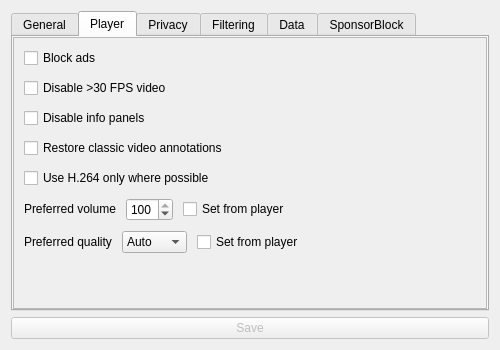
Above: builtin_plugins/youtube/settings/youtubesettingsform.ui from BowDown097/QtTube before the change. Below: the same form after it.
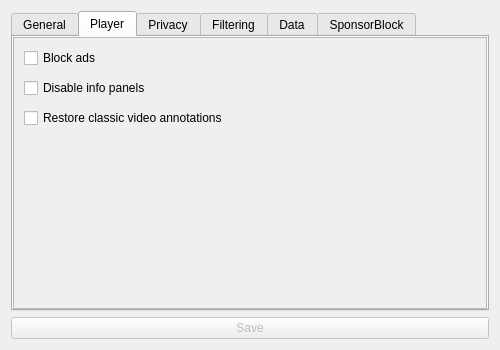
That is the form after the change. The open tabs and pages were chosen to show the change.

Commit message: Make some player settings global once again

Diff of the .ui file:
```diff
--- a/builtin_plugins/youtube/settings/youtubesettingsform.ui
+++ b/builtin_plugins/youtube/settings/youtubesettingsform.ui
@@ -136,7 +136,7 @@
             <x>0</x>
             <y>0</y>
             <width>476</width>
-            <height>252</height>
+            <height>109</height>
            </rect>
           </property>
           <property name="sizePolicy">
@@ -171,13 +171,6 @@
              </property>
             </widget>
            </item>
-           <item>
-            <widget class="QCheckBox" name="disable60Fps">
-             <property name="text">
-              <string>Disable &gt;30 FPS video</string>
-             </property>
-            </widget>
-           </item>
            <item>
             <widget class="QCheckBox" name="disablePlayerInfoPanels">
              <property name="text">
@@ -192,157 +185,6 @@
              </property>
             </widget>
            </item>
-           <item>
-            <widget class="QCheckBox" name="h264Only">
-             <property name="text">
-              <string>Use H.264 only where possible</string>
-             </property>
-            </widget>
-           </item>
-           <item>
-            <layout class="QHBoxLayout" name="horizontalLayout_17">
-             <property name="spacing">
-              <number>10</number>
-             </property>
-             <item>
-              <widget class="QLabel" name="preferredVolumeLabel">
-               <property name="sizePolicy">
-                <sizepolicy hsizetype="Preferred" vsizetype="Fixed">
-                 <horstretch>0</horstretch>
-                 <verstretch>0</verstretch>
-                </sizepolicy>
-               </property>
-               <property name="text">
-                <string>Preferred volume</string>
-               </property>
-              </widget>
-             </item>
-             <item>
-              <widget class="QSpinBox" name="preferredVolume">
-               <property name="maximum">
-                <number>100</number>
-               </property>
-               <property name="value">
-                <number>100</number>
-               </property>
-              </widget>
-             </item>
-             <item>
-              <widget class="QCheckBox" name="volumeFromPlayer">
-               <property name="text">
-                <string>Set from player</string>
-               </property>
-              </widget>
-             </item>
-             <item>
-              <spacer name="horizontalSpacer_11">
-               <property name="orientation">
-                <enum>Qt::Orientation::Horizontal</enum>
-               </property>
-               <property name="sizeHint" stdset="0">
-                <size>
-                 <width>40</width>
-                 <height>20</height>
-                </size>
-               </property>
-              </spacer>
-             </item>
-            </layout>
-           </item>
-           <item>
-            <layout class="QHBoxLayout" name="horizontalLayout_18">
-             <property name="spacing">
-              <number>10</number>
-             </property>
-             <item>
-              <widget class="QLabel" name="preferredQualityLabel">
-               <property name="sizePolicy">
-                <sizepolicy hsizetype="Preferred" vsizetype="Fixed">
-                 <horstretch>0</horstretch>
-                 <verstretch>0</verstretch>
-                </sizepolicy>
-               </property>
-               <property name="text">
-                <string>Preferred quality</string>
-               </property>
-              </widget>
-             </item>
-             <item>
-              <widget class="QComboBox" name="preferredQuality">
-               <item>
-                <property name="text">
-                 <string>Auto</string>
-                </property>
-               </item>
-               <item>
-                <property name="text">
-                 <string>4320p</string>
-                </property>
-               </item>
-               <item>
-                <property name="text">
-                 <string>2160p</string>
-                </property>
-               </item>
-               <item>
-                <property name="text">
-                 <string>1440p</string>
-                </property>
-               </item>
-               <item>
-                <property name="text">
-                 <string>1080p</string>
-                </property>
-               </item>
-               <item>
-                <property name="text">
-                 <string>720p</string>
-                </property>
-               </item>
-               <item>
-                <property name="text">
-                 <string>480p</string>
-                </property>
-               </item>
-               <item>
-                <property name="text">
-                 <string>360p</string>
-                </property>
-               </item>
-               <item>
-                <property name="text">
-                 <string>240p</string>
-                </property>
-               </item>
-               <item>
-                <property name="text">
-                 <string>144p</string>
-                </property>
-               </item>
-              </widget>
-             </item>
-             <item>
-              <widget class="QCheckBox" name="qualityFromPlayer">
-               <property name="text">
-                <string>Set from player</string>
-               </property>
-              </widget>
-             </item>
-             <item>
-              <spacer name="horizontalSpacer_12">
-               <property name="orientation">
-                <enum>Qt::Orientation::Horizontal</enum>
-               </property>
-               <property name="sizeHint" stdset="0">
-                <size>
-                 <width>40</width>
-                 <height>20</height>
-                </size>
-               </property>
-              </spacer>
-             </item>
-            </layout>
-           </item>
           </layout>
          </widget>
         </widget>
```
The commit also changes 28 other files.
